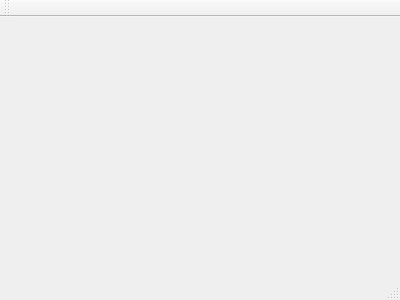
Before: the Qt Designer form src/mainwindow.ui in sergiorf/brANPR, drawn with Qt 5.
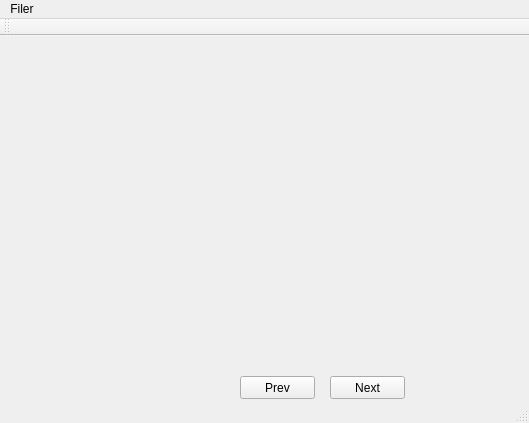
After: the same form once the commit is applied.

The edit to the form file:
```diff
--- a/src/mainwindow.ui
+++ b/src/mainwindow.ui
@@ -1,24 +1,136 @@
 <ui version="4.0">
  <class>MainWindow</class>
- <widget class="QMainWindow" name="MainWindow" >
-  <property name="geometry" >
+ <widget class="QMainWindow" name="MainWindow">
+  <property name="geometry">
    <rect>
     <x>0</x>
     <y>0</y>
-    <width>400</width>
-    <height>300</height>
+    <width>529</width>
+    <height>423</height>
    </rect>
   </property>
   <property name="windowTitle" >
    <string>MainWindow</string>
   </property>
-  <widget class="QMenuBar" name="menuBar" />
-  <widget class="QToolBar" name="mainToolBar" />
-  <widget class="QWidget" name="centralWidget" />
-  <widget class="QStatusBar" name="statusBar" />
+  <widget class="QWidget" name="centralWidget">
+   <widget class="QWidget" name="gridLayoutWidget">
+    <property name="geometry">
+     <rect>
+      <x>20</x>
+      <y>10</y>
+      <width>471</width>
+      <height>311</height>
+     </rect>
+    </property>
+    <layout class="QGridLayout" name="gridLayout">
+     <item row="0" column="1">
+      <widget class="QLabel" name="label_2">
+       <property name="text">
+        <string/>
+       </property>
+      </widget>
+     </item>
+     <item row="2" column="1">
+      <widget class="QLabel" name="label">
+       <property name="text">
+        <string/>
+       </property>
+      </widget>
+     </item>
+     <item row="0" column="0">
+      <widget class="QLabel" name="label_3">
+       <property name="text">
+        <string/>
+       </property>
+      </widget>
+     </item>
+     <item row="2" column="0">
+      <widget class="QLabel" name="label_4">
+       <property name="text">
+        <string/>
+       </property>
+      </widget>
+     </item>
+    </layout>
+   </widget>
+   <widget class="QLabel" name="label_5">
+    <property name="geometry">
+     <rect>
+      <x>20</x>
+      <y>340</y>
+      <width>161</width>
+      <height>21</height>
+     </rect>
+    </property>
+    <property name="text">
+     <string/>
+    </property>
+   </widget>
+   <widget class="QPushButton" name="pushButton">
+    <property name="geometry">
+     <rect>
+      <x>240</x>
+      <y>340</y>
+      <width>75</width>
+      <height>23</height>
+     </rect>
+    </property>
+    <property name="text">
+     <string>Prev</string>
+    </property>
+   </widget>
+   <widget class="QPushButton" name="pushButton_2">
+    <property name="geometry">
+     <rect>
+      <x>330</x>
+      <y>340</y>
+      <width>75</width>
+      <height>23</height>
+     </rect>
+    </property>
+    <property name="text">
+     <string>Next</string>
+    </property>
+   </widget>
+  </widget>
+  <widget class="QMenuBar" name="menuBar">
+   <property name="geometry">
+    <rect>
+     <x>0</x>
+     <y>0</y>
+     <width>529</width>
+     <height>21</height>
+    </rect>
+   </property>
+   <widget class="QMenu" name="menuFile">
+    <property name="title">
+     <string>Filer</string>
+    </property>
+    <addaction name="actionOpenFolder"/>
+   </widget>
+   <addaction name="menuFile"/>
+  </widget>
+  <widget class="QToolBar" name="mainToolBar">
+   <attribute name="toolBarArea">
+    <enum>TopToolBarArea</enum>
+   </attribute>
+   <attribute name="toolBarBreak">
+    <bool>false</bool>
+   </attribute>
+  </widget>
+  <widget class="QStatusBar" name="statusBar"/>
+  <action name="actionOpen">
+   <property name="text">
+    <string>Open Folder</string>
+   </property>
+  </action>
+  <action name="actionOpenFolder">
+   <property name="text">
+    <string>Open Folder</string>
+   </property>
+  </action>
  </widget>
- <layoutDefault spacing="6" margin="11" />
- <pixmapfunction></pixmapfunction>
+ <layoutdefault spacing="6" margin="11"/>
  <resources/>
  <connections/>
 </ui>
```
Left out of the diff: 3 changed lines with no effect on the pictures.
